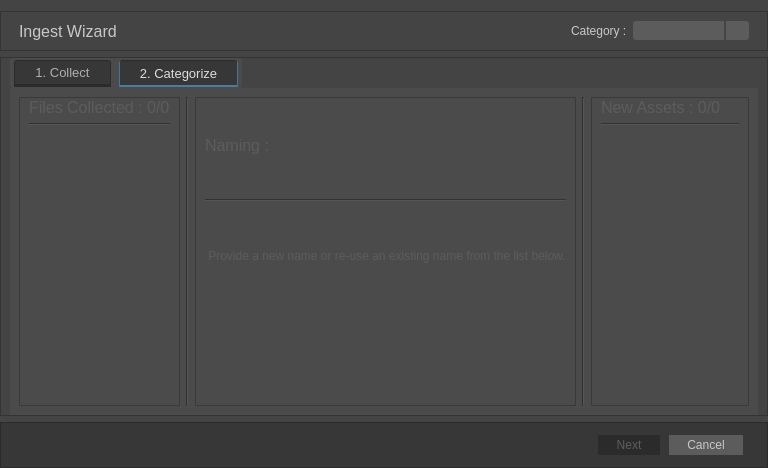
First picture: the form in library/ui/ingestion.ui, repository swillisart/Relic, before the edit.
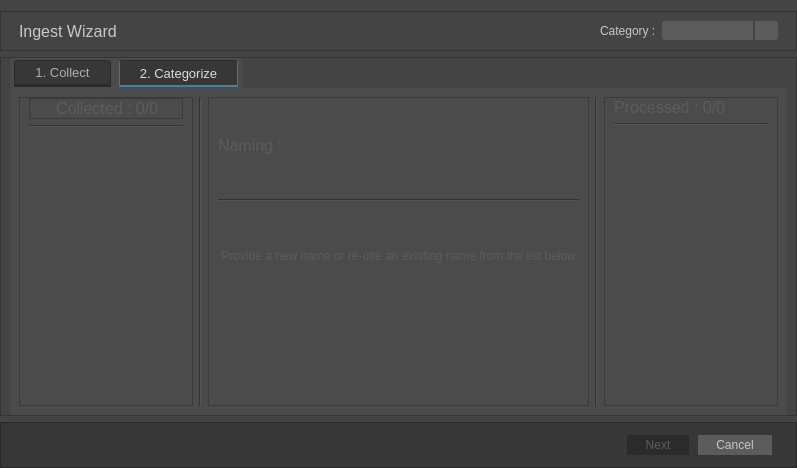
Second picture: the form after the edit. The open tabs and pages were chosen to show the change. Icons and pictures are not drawn. Custom widgets are drawn as their Qt base class.

Diff of the .ui file:
```diff
--- a/library/ui/ingestion.ui
+++ b/library/ui/ingestion.ui
@@ -6,7 +6,7 @@
    <rect>
     <x>0</x>
     <y>0</y>
-    <width>768</width>
+    <width>797</width>
     <height>468</height>
    </rect>
   </property>
@@ -914,16 +914,73 @@
               <number>0</number>
              </property>
              <item>
-              <widget class="QLabel" name="collectedLabel">
-               <property name="font">
-                <font>
-                 <pointsize>12</pointsize>
-                 <bold>false</bold>
-                </font>
+              <widget class="QFrame" name="frame_5">
+               <property name="frameShape">
+                <enum>QFrame::StyledPanel</enum>
                </property>
-               <property name="text">
-                <string>Files Collected : 0/0</string>
+               <property name="frameShadow">
+                <enum>QFrame::Raised</enum>
                </property>
+               <layout class="QHBoxLayout" name="horizontalLayout_7">
+                <property name="leftMargin">
+                 <number>0</number>
+                </property>
+                <property name="topMargin">
+                 <number>0</number>
+                </property>
+                <property name="rightMargin">
+                 <number>0</number>
+                </property>
+                <property name="bottomMargin">
+                 <number>0</number>
+                </property>
+                <item>
+                 <widget class="QLabel" name="loadingLabel">
+                  <property name="text">
+                   <string/>
+                  </property>
+                  <property name="pixmap">
+                   <pixmap resource="../../relic_resources.qrc">:/resources/load_wheel_24.webp</pixmap>
+                  </property>
+                 </widget>
+                </item>
+                <item>
+                 <widget class="QLabel" name="completedLabel">
+                  <property name="text">
+                   <string/>
+                  </property>
+                  <property name="pixmap">
+                   <pixmap resource="../../relic_resources.qrc">:/resources/icons/check_green.png</pixmap>
+                  </property>
+                 </widget>
+                </item>
+                <item>
+                 <widget class="QLabel" name="collectedLabel">
+                  <property name="font">
+                   <font>
+                    <pointsize>12</pointsize>
+                    <bold>false</bold>
+                   </font>
+                  </property>
+                  <property name="text">
+                   <string>Collected : 0/0 </string>
+                  </property>
+                 </widget>
+                </item>
+                <item>
+                 <spacer name="horizontalSpacer_4">
+                  <property name="orientation">
+                   <enum>Qt::Horizontal</enum>
+                  </property>
+                  <property name="sizeHint" stdset="0">
+                   <size>
+                    <width>10</width>
+                    <height>10</height>
+                   </size>
+                  </property>
+                 </spacer>
+                </item>
+               </layout>
               </widget>
              </item>
              <item>
@@ -976,6 +1033,12 @@
              </property>
              <item>
               <widget class="QLabel" name="label_4">
+               <property name="sizePolicy">
+                <sizepolicy hsizetype="Expanding" vsizetype="Preferred">
+                 <horstretch>0</horstretch>
+                 <verstretch>0</verstretch>
+                </sizepolicy>
+               </property>
                <property name="font">
                 <font>
                  <pointsize>12</pointsize>
@@ -1038,7 +1101,7 @@
                 </font>
                </property>
                <property name="text">
-                <string>New Assets : 0/0</string>
+                <string>Processed : 0/0</string>
                </property>
               </widget>
              </item>
```
Left out of the diff: 8 changed lines with no effect on the pictures.
